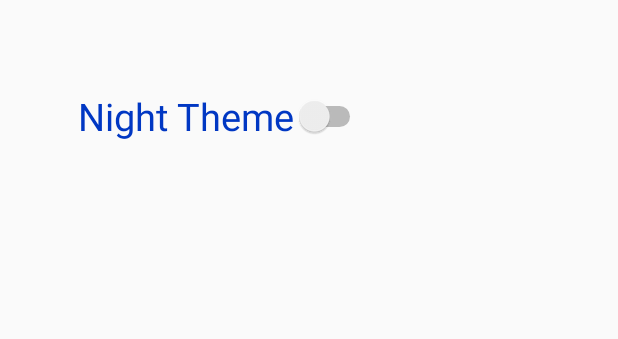
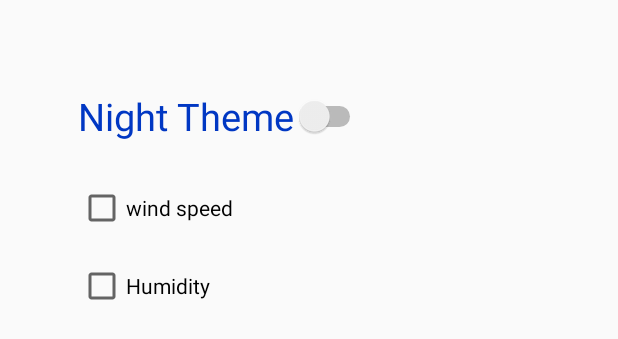
Before and after one commit to MosinRA/MyWeather, an Android app: the layout setting.xml on its own in the app's theme, with its tools: preview values and no code run, on a phone screen of 412 x 824 dp. Shown: the top 339 px of the screen. Run offline under Robolectric (Android 15) with nearby library versions, the phone set to English and light mode, and no system bars.

Commit message:
добавил чекбоксы

```diff
--- a/app/src/main/res/layout/setting.xml
+++ b/app/src/main/res/layout/setting.xml
@@ -19,4 +19,22 @@
         app:layout_constraintTop_toTopOf="parent"
         tools:ignore="MissingConstraints" />
 
+    <CheckBox
+        android:id="@+id/SettingSdeed"
+        android:layout_width="wrap_content"
+        android:layout_height="wrap_content"
+        android:layout_marginTop="28dp"
+        android:text="@string/SettingSpeed"
+        app:layout_constraintStart_toStartOf="@+id/theme"
+        app:layout_constraintTop_toBottomOf="@+id/theme" />
+
+    <CheckBox
+        android:id="@+id/SettingHumidity"
+        android:layout_width="wrap_content"
+        android:layout_height="wrap_content"
+        android:layout_marginTop="20dp"
+        android:text="@string/SettingHumidity"
+        app:layout_constraintStart_toStartOf="@+id/SettingSdeed"
+        app:layout_constraintTop_toBottomOf="@+id/SettingSdeed" />
+
 </androidx.constraintlayout.widget.ConstraintLayout>
--- a/app/src/main/res/values/strings.xml
+++ b/app/src/main/res/values/strings.xml
@@ -11,5 +11,7 @@
     <string name="Saturday">Saturday</string>
     <string name="Sunday">Sunday</string>
     <string name="NightTheme">Night Theme</string>
+    <string name="SettingSpeed">wind speed</string>
+    <string name="SettingHumidity">Humidity</string>
 
 </resources>
```
Also changed, not shown: 1 other file.
